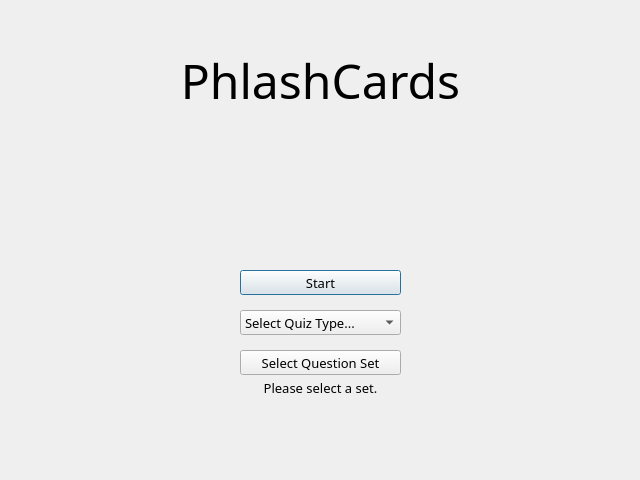
Before: the Qt Designer form assets/qt/ui/home.ui in philoxy/PhlashCards, drawn with Qt 5.
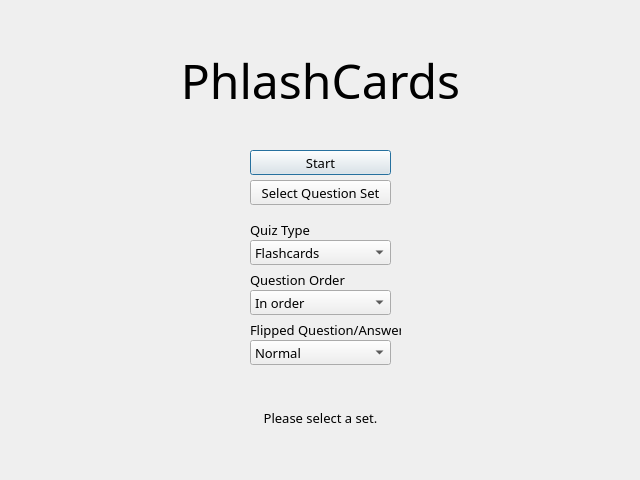
After: the same form once the commit is applied.

```diff
--- a/assets/qt/ui/home.ui
+++ b/assets/qt/ui/home.ui
@@ -48,17 +48,12 @@
   <widget class="QComboBox" name="dropdown_type">
    <property name="geometry">
     <rect>
-     <x>240</x>
-     <y>310</y>
-     <width>161</width>
+     <x>250</x>
+     <y>240</y>
+     <width>141</width>
      <height>25</height>
     </rect>
    </property>
-   <item>
-    <property name="text">
-     <string>Select Quiz Type...</string>
-    </property>
-   </item>
    <item>
     <property name="text">
      <string>Flashcards</string>
@@ -78,9 +73,9 @@
   <widget class="QPushButton" name="button_start">
    <property name="geometry">
     <rect>
-     <x>240</x>
-     <y>270</y>
-     <width>161</width>
+     <x>250</x>
+     <y>150</y>
+     <width>141</width>
      <height>25</height>
     </rect>
    </property>
@@ -97,9 +92,9 @@
   <widget class="QPushButton" name="button_import">
    <property name="geometry">
     <rect>
-     <x>240</x>
-     <y>350</y>
-     <width>161</width>
+     <x>250</x>
+     <y>180</y>
+     <width>141</width>
      <height>25</height>
     </rect>
    </property>
@@ -120,7 +115,7 @@
    <property name="geometry">
     <rect>
      <x>240</x>
-     <y>380</y>
+     <y>410</y>
      <width>161</width>
      <height>16</height>
     </rect>
@@ -138,6 +133,85 @@
     <set>Qt::AlignmentFlag::AlignCenter</set>
    </property>
   </widget>
+  <widget class="QComboBox" name="dropdown_shuffle">
+   <property name="geometry">
+    <rect>
+     <x>250</x>
+     <y>290</y>
+     <width>141</width>
+     <height>25</height>
+    </rect>
+   </property>
+   <item>
+    <property name="text">
+     <string>In order</string>
+    </property>
+   </item>
+   <item>
+    <property name="text">
+     <string>Shuffle</string>
+    </property>
+   </item>
+  </widget>
+  <widget class="QComboBox" name="dropdown_reverse">
+   <property name="geometry">
+    <rect>
+     <x>250</x>
+     <y>340</y>
+     <width>141</width>
+     <height>25</height>
+    </rect>
+   </property>
+   <item>
+    <property name="text">
+     <string>Normal</string>
+    </property>
+   </item>
+   <item>
+    <property name="text">
+     <string>Reversed</string>
+    </property>
+   </item>
+  </widget>
+  <widget class="QLabel" name="label_type">
+   <property name="geometry">
+    <rect>
+     <x>250</x>
+     <y>220</y>
+     <width>141</width>
+     <height>20</height>
+    </rect>
+   </property>
+   <property name="text">
+    <string>Quiz Type</string>
+   </property>
+  </widget>
+  <widget class="QLabel" name="label_shuffle">
+   <property name="geometry">
+    <rect>
+     <x>250</x>
+     <y>270</y>
+     <width>141</width>
+     <height>20</height>
+    </rect>
+   </property>
+   <property name="text">
+    <string>Question Order</string>
+   </property>
+  </widget>
+  <widget class="QLabel" name="label_reverse">
+   <property name="geometry">
+    <rect>
+     <x>250</x>
+     <y>320</y>
+     <width>151</width>
+     <height>20</height>
+    </rect>
+   </property>
+   <property name="text">
+    <string>Flipped Question/Answer</string>
+   </property>
+  </widget>
  </widget>
  <resources/>
  <connections/>
```
